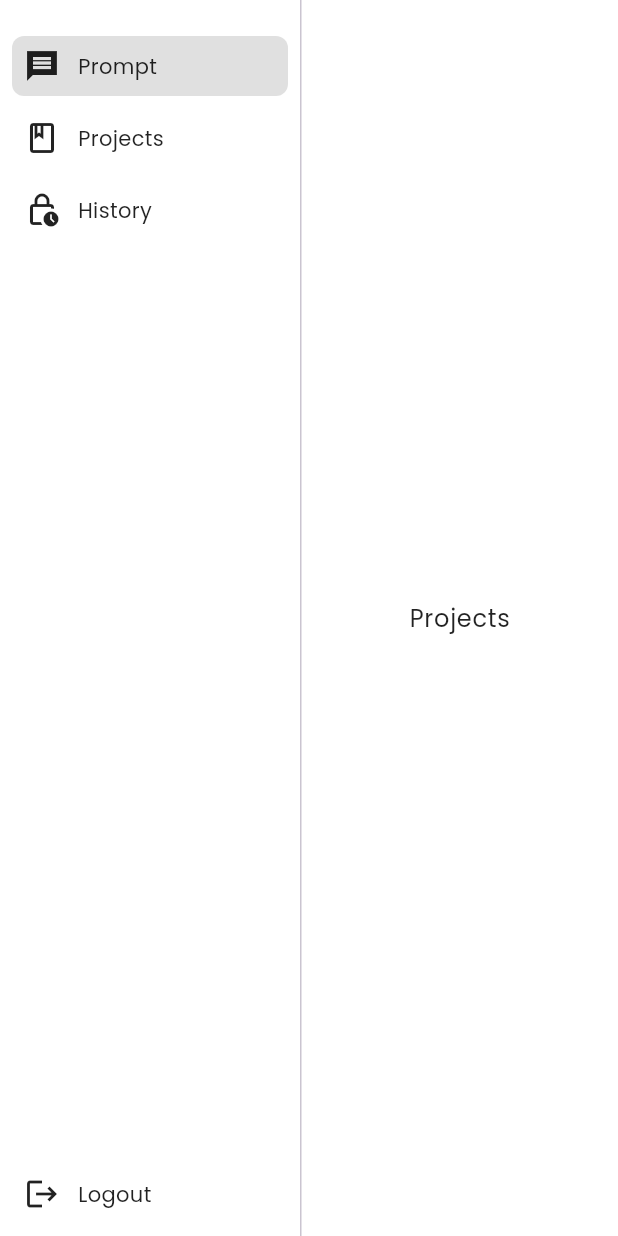
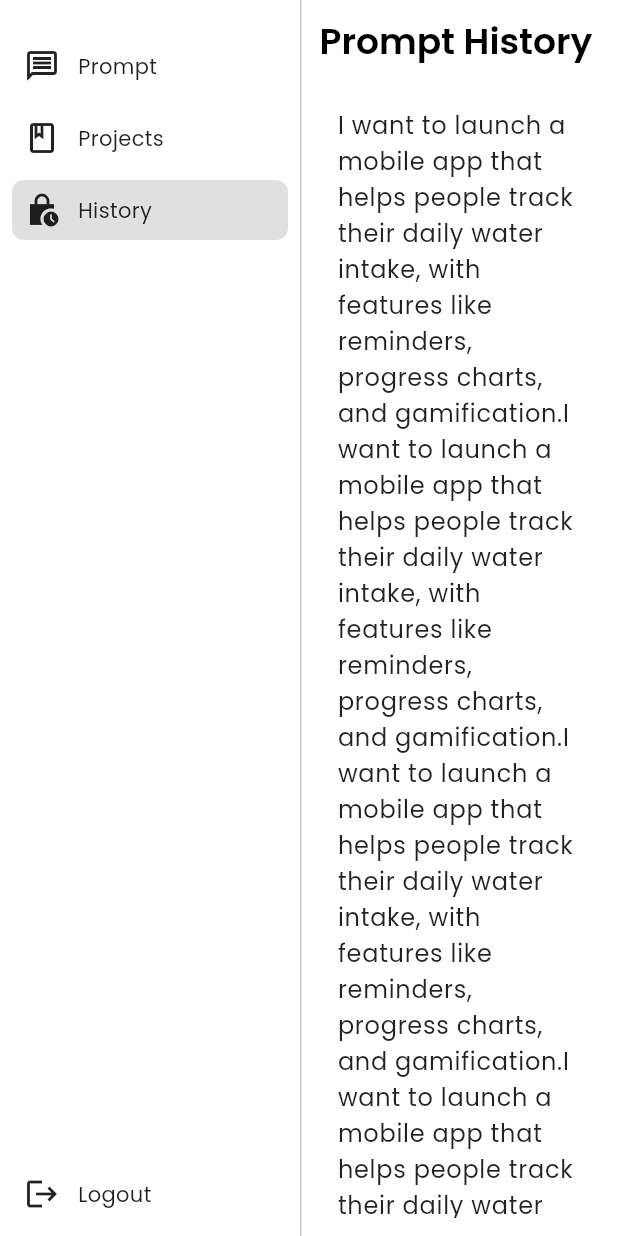
Before and after one commit to Abhay2133/neuroplan, a Flutter app: the HistoryScreen screen opened by its route, on a phone screen of 412 x 824 dp. Run offline on Flutter 3.47's test engine with Material 3 defaults, Android fonts, the light colour scheme and no system bars; our stand-ins replace firebase_auth, firebase_core, flutter_dotenv, gap, go_router, google_fonts and 1 more; accounts and stored records are empty; statements that could not run were skipped.

Commit message:
feat: history UI

```diff
--- a/lib/router/app_router.dart
+++ b/lib/router/app_router.dart
@@ -13,6 +13,7 @@ import 'package:provider/provider.dart';
 import 'package:neuroplan/services/auth_service.dart';
 
 class AppRouter {
+  static final List<String> AppScreens = ["prompt", "projects", "history"];
   static GoRouter createRouter(BuildContext context) {
     final authService = Provider.of<AuthService>(context, listen: false);
 
@@ -35,7 +36,12 @@ class AppRouter {
       },
       routes: [
         ShellRoute(
-          builder: (context, state, child) => AppScreen(child: child),
+          builder: (context, state, child) {
+            return AppScreen(
+              index: AppScreens.indexOf(state.matchedLocation.substring(5)),
+              child: child,
+            );
+          },
           routes: [
             GoRoute(
               path: '/app/prompt',
--- a/lib/screens/app/app_screen.dart
+++ b/lib/screens/app/app_screen.dart
@@ -1,11 +1,13 @@
 import 'package:flutter/material.dart';
 import 'package:gap/gap.dart';
+import 'package:go_router/go_router.dart';
 import 'package:neuroplan/services/auth_service.dart';
 import 'package:provider/provider.dart';
 
 class AppScreen extends StatefulWidget {
   final Widget child;
-  const AppScreen({super.key, required this.child});
+  final int index;
+  const AppScreen({super.key, required this.child, this.index = 0});
 
   @override
   State<AppScreen> createState() => _AppScreenState();
@@ -14,6 +16,14 @@ class AppScreen extends StatefulWidget {
 class _AppScreenState extends State<AppScreen> {
   int _selectedIndex = 0;
   final double sidePanelWidth = 200;
+
+  @override
+  void initState() {
+    super.initState();
+
+    _selectedIndex = widget.index;
+  }
+
   @override
   Widget build(BuildContext context) {
     final authService = Provider.of<AuthService>(context, listen: false);
@@ -38,12 +48,6 @@ class _AppScreenState extends State<AppScreen> {
         ],
       ),
     );
-  }
-
-  void onSelectItem(int index){
-    setState(() {
-      _selectedIndex = index;
-    });
   }
 
   Widget _logoutBtn(VoidCallback logout) {
@@ -75,19 +79,22 @@ class _AppScreenState extends State<AppScreen> {
         "text": "Prompt",
         "activeIcon": Icons.message_sharp,
         "inActiveIcon": Icons.message_outlined,
-        "isActive": _selectedIndex == 0,
+        "isActive": widget.index == 0,
+        "href": "/app/prompt",
       },
       {
         "text": "Projects",
         "inActiveIcon": Icons.book_outlined,
         "activeIcon": Icons.book_rounded,
-        "isActive": _selectedIndex == 1,
+        "isActive": widget.index == 1,
+        "href": "/app/projects",
       },
       {
         "text": "History",
         "activeIcon": Icons.lock_clock_sharp,
         "inActiveIcon": Icons.lock_clock_outlined,
-        "isActive": _selectedIndex == 2,
+        "isActive": widget.index == 2,
+        "href": "/app/history",
       },
     ];
     return SingleChildScrollView(
@@ -103,7 +110,10 @@ class _AppScreenState extends State<AppScreen> {
               activeIcon: items[index]["activeIcon"],
               text: items[index]["text"],
               isActive: items[index]["isActive"] ?? false,
-              onTap: (){onSelectItem(index);}
+              onTap: () {
+                // onSelectItem(index);
+                context.go(items[index]['href']);
+              },
             );
           },
           separatorBuilder: (context, index) => Gap(8),
--- a/lib/screens/app/history_screen.dart
+++ b/lib/screens/app/history_screen.dart
@@ -1,14 +1,65 @@
 import 'package:flutter/material.dart';
+import 'package:gap/gap.dart';
+import 'package:neuroplan/utils.dart';
 
-class HistoryScreen extends StatelessWidget {
+class HistoryScreen extends StatefulWidget {
   const HistoryScreen({super.key});
+
+  @override
+  State<HistoryScreen> createState() => _HistoryScreenState();
+}
+
+class _HistoryScreenState extends State<HistoryScreen> {
+  List<Map<String, dynamic>> historyData = [
+    {
+      "id": "1",
+      "prompt":
+          "I want to launch a mobile app that helps people track their daily water intake, with features like reminders, progress charts, and gamification.I want to launch a mobile app that helps people track their daily water intake, with features like reminders, progress charts, and gamification.I want to launch a mobile app that helps people track their daily water intake, with features like reminders, progress charts, and gamification.I want to launch a mobile app that helps people track their daily water intake, with features like reminders, progress charts, and gamification.I want to launch a mobile app that helps people track their daily water intake, with features like reminders, progress charts, and gamification.I want to launch a mobile app that helps people track their daily water intake, with features like reminders, progress charts, and gamification.I want to launch a mobile app that helps people track their daily water intake, with features like reminders, progress charts, and gamification.I want to launch a mobile app that helps people track their daily water intake, with features like reminders, progress charts, and gamification.I want to launch a mobile app that helps people track their daily water intake, with features like reminders, progress charts, and gamification.I want to launch a mobile app that helps people track their daily water intake, with features like reminders, progress charts, and gamification.",
+      "created_at": "2025-05-05T17:52:02.149Z"
+    },
+  ];
 
   @override
   Widget build(BuildContext context) {
     return Scaffold(
-      body: Center(
-        child: Text("Projects", style: Theme.of(context).textTheme.bodyLarge),
+      body: Padding(
+        padding: const EdgeInsets.all(12.0),
+        child: Column(
+          crossAxisAlignment: CrossAxisAlignment.start,
+          children: [
+            // Heading
+            Text(
+              "Prompt History",
+              style: Theme.of(context).textTheme.headlineMedium,
+            ),
+            Gap(16),
+            Expanded(child: _list(context)),
+          ],
+        ),
       ),
     );
   }
+
+  Widget _list(BuildContext context) {
+    return ListView.builder(
+      itemCount: 10,
+      itemBuilder: (context, index) {
+        return InkWell(
+          onTap: () {},
+          borderRadius: BorderRadius.circular(8),
+          child: Container(
+            padding: EdgeInsets.all(12),
+            child: Column(
+              crossAxisAlignment: CrossAxisAlignment.start,
+              children: [
+                Text(historyData[0]['prompt'], style: Theme.of(context).textTheme.bodyLarge,),
+                Gap(4),
+                Text(timeElapsed(historyData[0]['created_at']), style: Theme.of(context).textTheme.labelMedium,),
+              ],
+            ),
+          ),
+        );
+      },
+    );
+  }
 }
--- a/lib/screens/app/prompt_screen.dart
+++ b/lib/screens/app/prompt_screen.dart
@@ -64,6 +64,7 @@ class _PromptScreenState extends State<PromptScreen> {
 
     try {
       Map<String, dynamic> output = await aiFactory.generate(_controller.text);
+      if (generateId != id) return;
       setState(() {
         data = output;
       });
@@ -74,18 +75,17 @@ class _PromptScreenState extends State<PromptScreen> {
         isFailed = true;
       });
     } finally {
-      // Future.delayed(Duration(seconds: 1), () {
-      if (generateId != id) return;
       setState(() {
-        // data = true;
         isLoading = false;
-        // isFailed = id % 2 == 0;
       });
-      // });
     }
   }
 
-  void save() {}
+  Future<void> saveRecord(Prompt prompt) async {
+
+  }
+
+  void saveAsProject() {}
 
   @override
   Widget build(BuildContext context) {
@@ -162,7 +162,7 @@ class _PromptScreenState extends State<PromptScreen> {
   Widget _saveBtn(BuildContext context) {
     return ElevatedButton(
       style: ElevatedButton.styleFrom(backgroundColor: AppColor.grey100),
-      onPressed: save,
+      onPressed: saveAsProject,
       child: Text(
         "Save as Project",
         style: TextStyle(color: Color(0xFF333333)),
@@ -286,3 +286,10 @@ class _PromptScreenState extends State<PromptScreen> {
     );
   }
 }
+
+class Prompt {
+  final String text;
+  final Map<String, dynamic> data;
+
+  const Prompt({required this.text, required this.data});
+}
--- a/lib/services/auth_service.dart
+++ b/lib/services/auth_service.dart
@@ -5,6 +5,7 @@ class AuthService extends ChangeNotifier {
   final FirebaseAuth _auth = FirebaseAuth.instance;
 
   AuthService() {
+    FirebaseAuth.instance.setPersistence(Persistence.LOCAL);
     _auth.authStateChanges().listen((user) {
       notifyListeners(); // Notify GoRouter when auth state changes
     });
--- a/lib/utils.dart
+++ b/lib/utils.dart
@@ -2,6 +2,25 @@ import 'package:flutter/foundation.dart';
 import 'package:flutter/material.dart';
 import 'package:flutter/services.dart';
 import 'dart:convert';
+import 'package:crypto/crypto.dart';
+
+
+String generateHash(String input) {
+  // Convert the input string to bytes
+  var bytes = utf8.encode(input);
+
+  // Generate the hash using SHA-256
+  var hash = sha256.convert(bytes);
+
+  // Return the first 16 characters of the hash
+  return hash.toString().substring(0, 16);
+}
+
+void main() {
+  String input = 'YourInputStringHere';
+  String hash = generateHash(input);
+  print('Generated Hash: $hash');
+}
 
 Map<String, dynamic> parseRoadmapToJson(String raw) {
   // Extract the JSON part from the raw string using RegExp
@@ -81,3 +100,25 @@ void alert(
     },
   );
 }
+
+String timeElapsed(String utcDateTime) {
+  // Parse the UTC string to DateTime
+  DateTime dateTime = DateTime.parse(utcDateTime).toLocal();
+  DateTime now = DateTime.now();
+
+  Duration difference = now.difference(dateTime);
+
+  if (difference.inDays > 365) {
+    return '${(difference.inDays / 365).floor()} year(s) ago';
+  } else if (difference.inDays > 30) {
+    return '${(difference.inDays / 30).floor()} month(s) ago';
+  } else if (difference.inDays > 0) {
+    return '${difference.inDays} day(s) ago';
+  } else if (difference.inHours > 0) {
+    return '${difference.inHours} hour(s) ago';
+  } else if (difference.inMinutes > 0) {
+    return '${difference.inMinutes} minute(s) ago';
+  } else {
+    return '${difference.inSeconds} second(s) ago';
+  }
+}
--- a/pubspec.yaml
+++ b/pubspec.yaml
@@ -8,6 +8,7 @@ environment:
 
 dependencies:
   cloud_firestore: ^5.6.7
+  crypto: ^3.0.6
   firebase_auth: ^5.5.3
   firebase_core: ^3.13.0
   flutter:
@@ -18,6 +19,7 @@ dependencies:
   google_fonts: ^6.2.1
   google_sign_in: ^6.3.0
   http: ^1.3.0
+  intl: ^0.20.2
   provider: ^6.1.5
   shimmer: ^3.0.0
 
```
Also changed, not shown: pubspec.lock.
